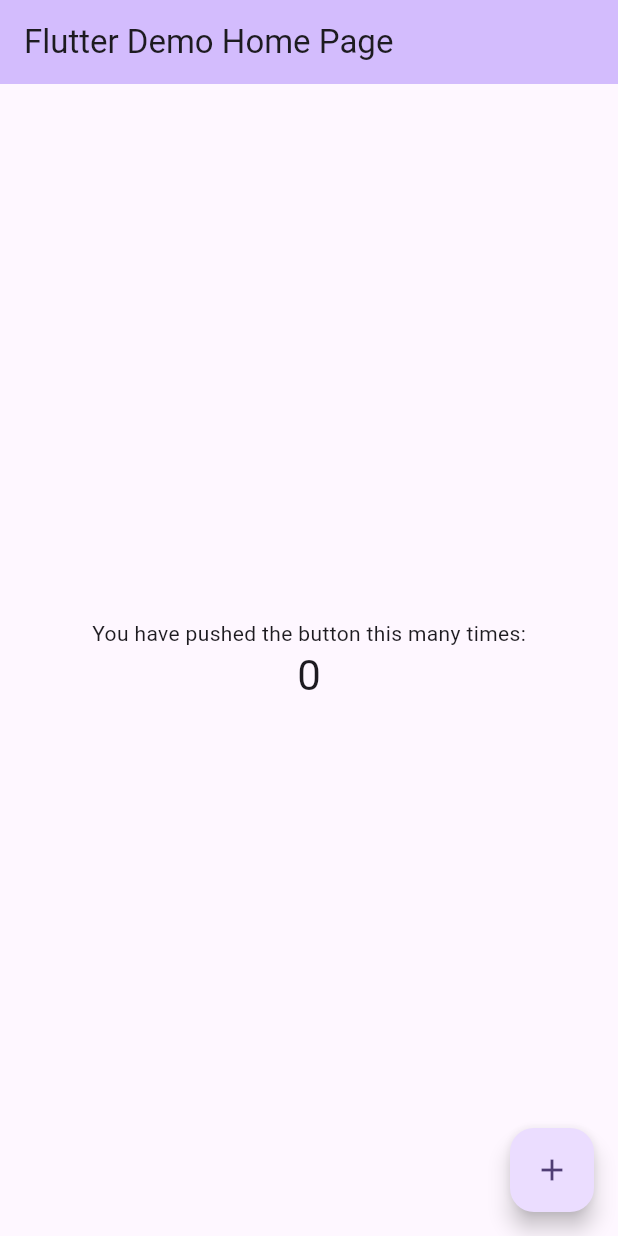
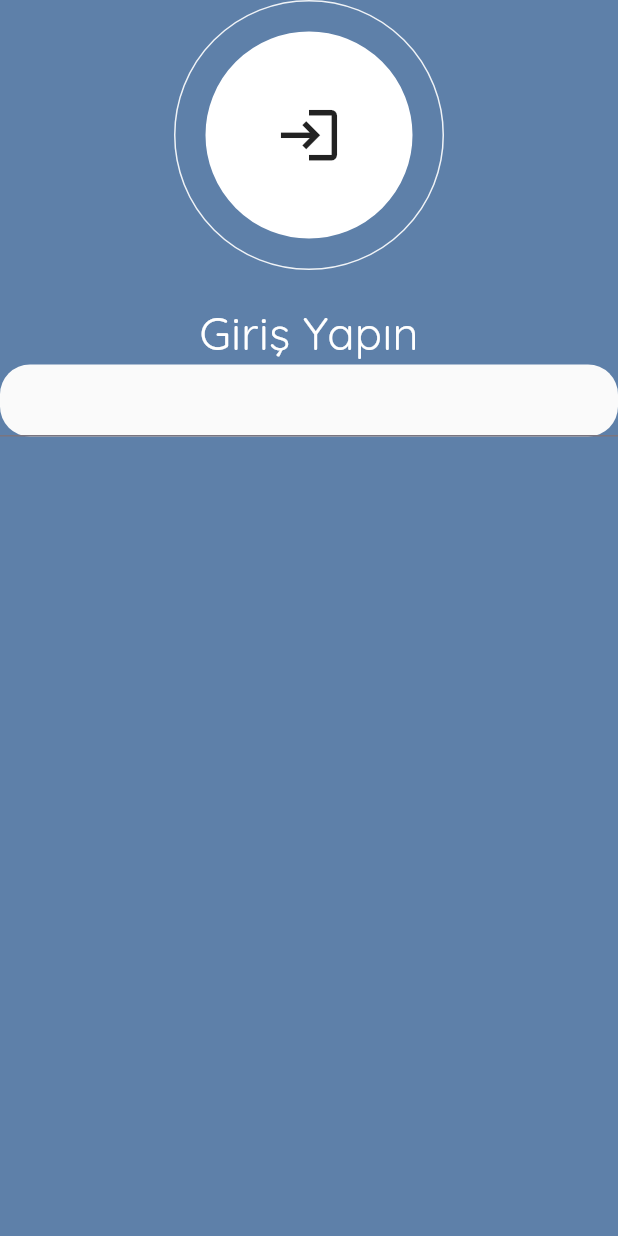
Before and after one commit to ahmetmertkad/siparis-takip-uygulamasi, a Flutter app: the screen it shows after launch, on a phone screen of 412 x 824 dp. Run offline on Flutter 3.47's test engine with Material 3 defaults, Android fonts, the phone set to English and light mode, and no system bars; our stand-ins replace google_fonts.

Commit message:
Giris sayfası tasarımına başlanıldı

```diff
--- a/lib/main.dart
+++ b/lib/main.dart
@@ -1,4 +1,5 @@
 import 'package:flutter/material.dart';
+import 'package:siparis_takip/sayfalar/oturum/giris.dart';
 
 void main() {
   runApp(const MyApp());
@@ -12,6 +13,7 @@
   Widget build(BuildContext context) {
     return MaterialApp(
       title: 'Flutter Demo',
+      debugShowCheckedModeBanner: false,
       theme: ThemeData(
         // This is the theme of your application.
         //
@@ -30,93 +32,7 @@
         // tested with just a hot reload.
         colorScheme: ColorScheme.fromSeed(seedColor: Colors.deepPurple),
       ),
-      home: const MyHomePage(title: 'Flutter Demo Home Page'),
+      home: const GirisSayfasi(),
     );
   }
 }
-
-class MyHomePage extends StatefulWidget {
-  const MyHomePage({super.key, required this.title});
-
-  // This widget is the home page of your application. It is stateful, meaning
-  // that it has a State object (defined below) that contains fields that affect
-  // how it looks.
-
-  // This class is the configuration for the state. It holds the values (in this
-  // case the title) provided by the parent (in this case the App widget) and
-  // used by the build method of the State. Fields in a Widget subclass are
-  // always marked "final".
-
-  final String title;
-
-  @override
-  State<MyHomePage> createState() => _MyHomePageState();
-}
-
-class _MyHomePageState extends State<MyHomePage> {
-  int _counter = 0;
-
-  void _incrementCounter() {
-    setState(() {
-      // This call to setState tells the Flutter framework that something has
-      // changed in this State, which causes it to rerun the build method below
-      // so that the display can reflect the updated values. If we changed
-      // _counter without calling setState(), then the build method would not be
-      // called again, and so nothing would appear to happen.
-      _counter++;
-    });
-  }
-
-  @override
-  Widget build(BuildContext context) {
-    // This method is rerun every time setState is called, for instance as done
-    // by the _incrementCounter method above.
-    //
-    // The Flutter framework has been optimized to make rerunning build methods
-    // fast, so that you can just rebuild anything that needs updating rather
-    // than having to individually change instances of widgets.
-    return Scaffold(
-      appBar: AppBar(
-        // TRY THIS: Try changing the color here to a specific color (to
-        // Colors.amber, perhaps?) and trigger a hot reload to see the AppBar
-        // change color while the other colors stay the same.
-        backgroundColor: Theme.of(context).colorScheme.inversePrimary,
-        // Here we take the value from the MyHomePage object that was created by
-        // the App.build method, and use it to set our appbar title.
-        title: Text(widget.title),
-      ),
-      body: Center(
-        // Center is a layout widget. It takes a single child and positions it
-        // in the middle of the parent.
-        child: Column(
-          // Column is also a layout widget. It takes a list of children and
-          // arranges them vertically. By default, it sizes itself to fit its
-          // children horizontally, and tries to be as tall as its parent.
-          //
-          // Column has various properties to control how it sizes itself and
-          // how it positions its children. Here we use mainAxisAlignment to
-          // center the children vertically; the main axis here is the vertical
-          // axis because Columns are vertical (the cross axis would be
-          // horizontal).
-          //
-          // TRY THIS: Invoke "debug painting" (choose the "Toggle Debug Paint"
-          // action in the IDE, or press "p" in the console), to see the
-          // wireframe for each widget.
-          mainAxisAlignment: MainAxisAlignment.center,
-          children: <Widget>[
-            const Text('You have pushed the button this many times:'),
-            Text(
-              '$_counter',
-              style: Theme.of(context).textTheme.headlineMedium,
-            ),
-          ],
-        ),
-      ),
-      floatingActionButton: FloatingActionButton(
-        onPressed: _incrementCounter,
-        tooltip: 'Increment',
-        child: const Icon(Icons.add),
-      ), // This trailing comma makes auto-formatting nicer for build methods.
-    );
-  }
-}
--- /dev/null
+++ b/lib/sabitler/ext.dart
@@ -0,0 +1,15 @@
+import 'package:flutter/material.dart';
+
+const String arka_renk = "#5E80A9";
+
+class renk extends Color {
+  static int _donustur(String hexColor) {
+    hexColor = hexColor.toUpperCase().replaceAll("#", "");
+    if (hexColor.length == 6) {
+      hexColor = "FF" + hexColor;
+    }
+    return int.parse(hexColor, radix: 16);
+  }
+
+  renk(final String renk_kodu) : super(_donustur(renk_kodu));
+}
--- /dev/null
+++ b/lib/sayfalar/oturum/giris.dart
@@ -0,0 +1,68 @@
+import 'package:flutter/material.dart';
+import 'package:google_fonts/google_fonts.dart';
+import 'package:siparis_takip/sabitler/ext.dart';
+
+class GirisSayfasi extends StatefulWidget {
+  const GirisSayfasi({super.key});
+
+  @override
+  State<GirisSayfasi> createState() => _GirisSayfasiState();
+}
+
+class _GirisSayfasiState extends State<GirisSayfasi> {
+  @override
+  Widget build(BuildContext context) {
+    return SafeArea(
+      child: Scaffold(
+        body: Container(
+          width: MediaQuery.of(context).size.width,
+          height: MediaQuery.of(context).size.height,
+          decoration: BoxDecoration(color: renk(arka_renk)),
+
+          child: Column(
+            children: [
+              Container(
+                width: 180,
+                height: 180,
+                padding: EdgeInsets.all(20),
+                decoration: BoxDecoration(
+                  borderRadius: BorderRadius.circular(100),
+                  border: Border.all(
+                    color: Colors.white.withOpacity(0.9),
+                    width: 1,
+                  ),
+                ),
+                child: Container(
+                  decoration: BoxDecoration(
+                    color: Colors.white,
+                    borderRadius: BorderRadius.circular(100),
+                    border: Border.all(color: Colors.white, width: 15),
+                  ),
+                  child: Icon(Icons.login, size: 45),
+                ),
+              ),
+
+              Container(
+                padding: EdgeInsets.only(top: 20),
+                child: Text(
+                  "Giriş Yapın",
+                  style: GoogleFonts.quicksand(
+                    color: Colors.white,
+                    fontSize: 30,
+                  ),
+                ),
+              ),
+              Container(
+                decoration: BoxDecoration(
+                  color: Color(0xFFFAFAFA),
+                  borderRadius: BorderRadius.circular(20),
+                ),
+                child: TextFormField(),
+              ),
+            ],
+          ),
+        ),
+      ),
+    );
+  }
+}
--- a/pubspec.yaml
+++ b/pubspec.yaml
@@ -34,6 +34,7 @@ dependencies:
   # The following adds the Cupertino Icons font to your application.
   # Use with the CupertinoIcons class for iOS style icons.
   cupertino_icons: ^1.0.8
+  google_fonts: ^6.1.0
 
 dev_dependencies:
   flutter_test:
```
Also changed, not shown: pubspec.lock, 8 other files.
